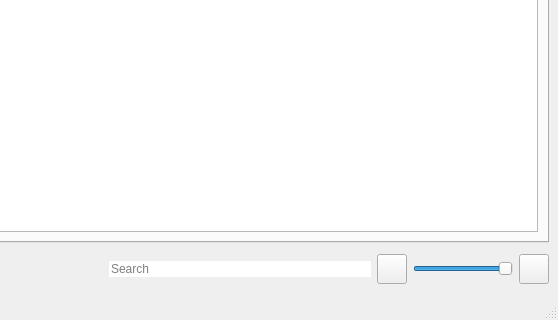
First picture: the form in mainwindow.ui, repository grzesiekkedzior/TuneScape, before the edit; both pictures show x 353 to 911 and y 232 to 552 of the 911 by 552 pixel window.
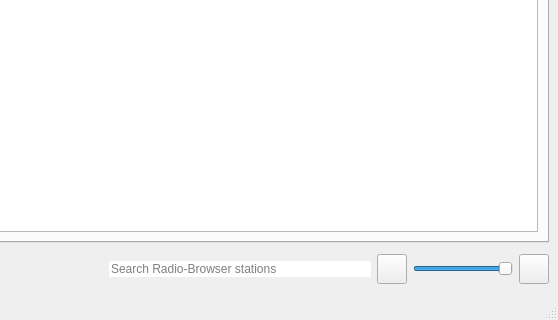
Second picture: the form after the edit. Icons and pictures are not drawn.

The edit to the form file:
```diff
--- a/mainwindow.ui
+++ b/mainwindow.ui
@@ -910,7 +910,7 @@
          <string notr="true">border: noborder;</string>
         </property>
         <property name="placeholderText">
-         <string>Search</string>
+         <string>Search Radio-Browser stations</string>
         </property>
        </widget>
       </item>
```
